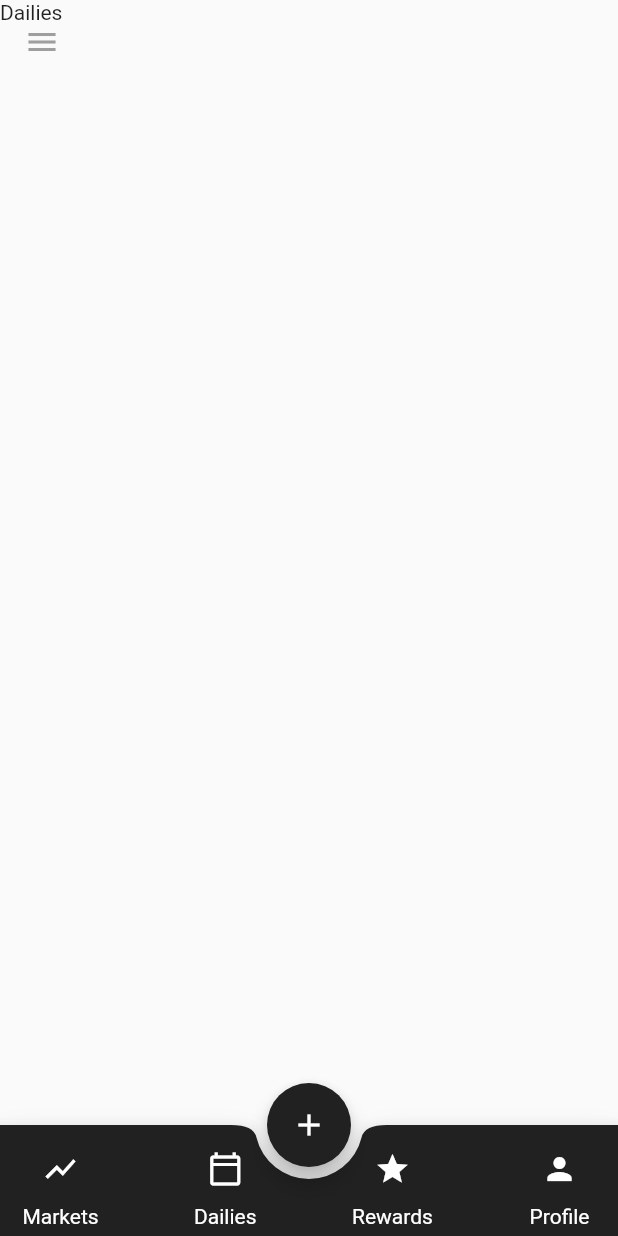
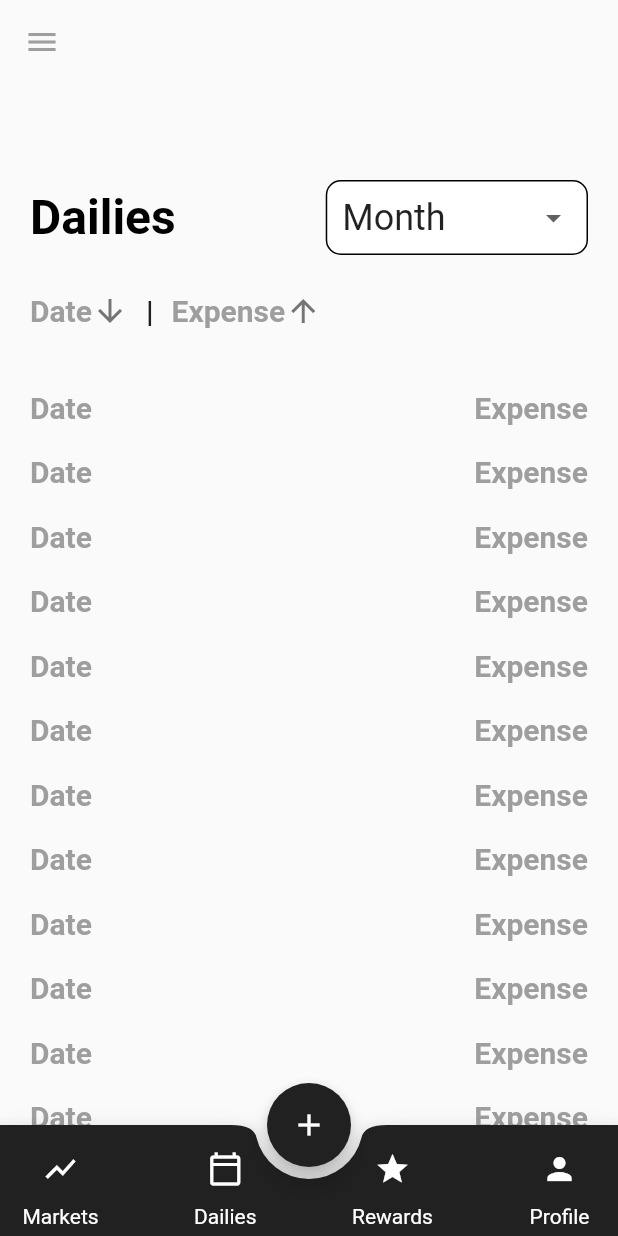
Before and after one commit to diivi/triangle-app, a Flutter app: the screen it shows once a user with an empty profile is signed in, item 2 of the bottom bar chosen, on a phone screen of 412 x 824 dp. Run offline on Flutter 3.47's test engine with Material 2 defaults, Android fonts, the light colour scheme and no system bars; our stand-ins replace firebase_auth, firebase_core; missing offline and left inert: flutterfire_ui; accounts and stored records are empty; network calls fail.

Commit message:
dailies start

```diff
--- a/lib/screens/dailies.dart
+++ b/lib/screens/dailies.dart
@@ -1,6 +1,7 @@
 import 'package:flutter/material.dart';
+
 class DailiesPage extends StatefulWidget {
-  const DailiesPage({ Key? key }) : super(key: key);
+  const DailiesPage({Key? key}) : super(key: key);
 
   @override
   _DailiesPageState createState() => _DailiesPageState();
@@ -9,8 +10,112 @@ class DailiesPage extends StatefulWidget {
 class _DailiesPageState extends State<DailiesPage> {
   @override
   Widget build(BuildContext context) {
-    return Container(
-      child:const Text('Dailies'),
+    return Column(
+      children: [
+        Container(
+          height: 260,
+          width: double.infinity,
+
+          padding: const EdgeInsets.only(top: 120, left: 20, right: 20),
+          child: Column(
+            children: [
+              Row(
+                mainAxisAlignment: MainAxisAlignment.spaceBetween,
+                children: [
+                  const Text(
+                    'Dailies',
+                    style: TextStyle(
+                        color: Colors.black,
+                        fontSize: 32,
+                        fontWeight: FontWeight.bold),
+                  ),
+                  Expanded(
+                      child: Container(
+                          margin: const EdgeInsets.only(left: 100),
+                          padding: const EdgeInsets.symmetric(horizontal: 10),
+                          decoration: BoxDecoration(
+                              color: Colors.white,
+                              borderRadius: BorderRadius.circular(10),
+                              border: Border.all(
+                                  color: Colors.black,
+                                  style: BorderStyle.solid,
+                                  width: 1)),
+                          child: DropdownButtonHideUnderline(
+                            child: ButtonTheme(
+                              child: DropdownButton<String>(
+                                value: 'Month',
+                                isExpanded: true,
+                                items: <String>['Month', 'Year', 'YTD']
+                                    .map((String value) {
+                                  return DropdownMenuItem<String>(
+                                    value: value,
+                                    child: Text(
+                                      value,
+                                      style: const TextStyle(fontSize: 24),
+                                    ),
+                                  );
+                                }).toList(),
+                                onChanged: (_) {},
+                              ),
+                            ),
+                          )))
+                ],
+              ),
+              Container(
+                margin: const EdgeInsets.only(top: 25),
+                child: Row(
+                  children: [
+                    const Text('Date',
+                        style: TextStyle(
+                            color: Colors.grey,
+                            fontSize: 20,
+                            fontWeight: FontWeight.bold)),
+                    Icon(Icons.arrow_downward, color: Colors.grey[600]),
+                    Container(
+                      margin: const EdgeInsets.symmetric(
+                          horizontal: 12, vertical: 0),
+                      child: Text('|',
+                          style: TextStyle(
+                              color: Colors.grey[900],
+                              fontSize: 20,
+                              fontWeight: FontWeight.bold)),
+                    ),
+                    const Text('Expense',
+                        style: TextStyle(
+                            color: Colors.grey,
+                            fontSize: 20,
+                            fontWeight: FontWeight.bold)),
+                    Icon(Icons.arrow_upward, color: Colors.grey[600]),
+                  ],
+                ),
+              )
+            ],
+          ),
+        ),
+        Expanded(
+          child: ListView.builder(
+            padding: const EdgeInsets.only(top:0),
+            itemBuilder: (_, index) => Container(
+              margin: const EdgeInsets.only(left: 20, bottom: 20,right:20),
+              child: Row(
+                mainAxisAlignment: MainAxisAlignment.spaceBetween,
+                children: const [
+                  Text('Date',
+                      style: TextStyle(
+                          color: Colors.grey,
+                          fontSize: 20,
+                          fontWeight: FontWeight.bold)),
+                  Text('Expense',
+                      style: TextStyle(
+                          color: Colors.grey,
+                          fontSize: 20,
+                          fontWeight: FontWeight.bold)),
+                ],
+              ),
+            ),
+          ),
+        )
+      ],
     );
   }
 }
```
